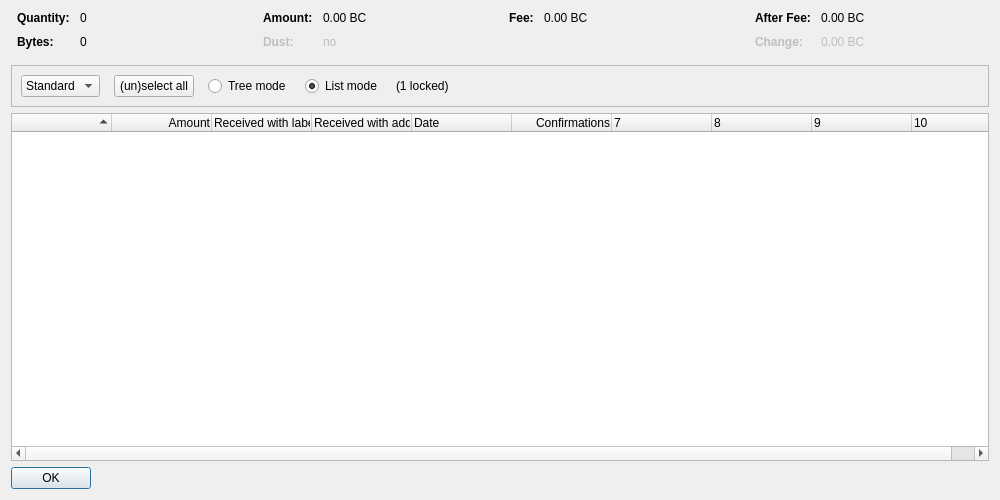
Before: the Qt Designer form src/qt/forms/coincontroldialog.ui in Bitcoin-Confidential/BitcoinC-Core, drawn with Qt 5.
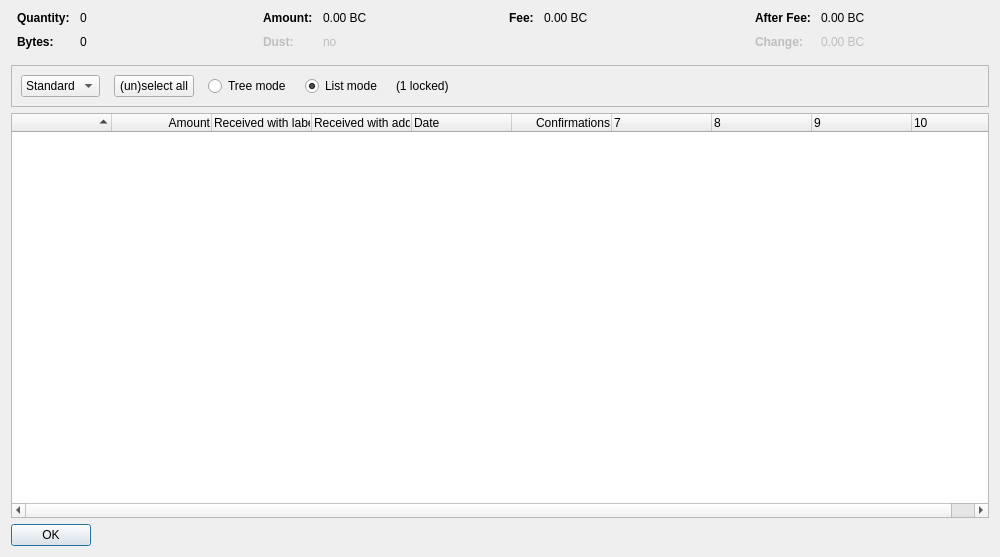
After: the same form once the commit is applied. Custom widgets are drawn as their Qt base class.

```diff
--- a/src/qt/forms/coincontroldialog.ui
+++ b/src/qt/forms/coincontroldialog.ui
@@ -7,7 +7,7 @@
     <x>0</x>
     <y>0</y>
     <width>1000</width>
-    <height>500</height>
+    <height>557</height>
    </rect>
   </property>
   <property name="windowTitle">
@@ -384,6 +384,12 @@
         </item>
         <item>
          <widget class="QLabel" name="labelLocked">
+          <property name="sizePolicy">
+           <sizepolicy hsizetype="Preferred" vsizetype="Maximum">
+            <horstretch>0</horstretch>
+            <verstretch>0</verstretch>
+           </sizepolicy>
+          </property>
           <property name="text">
            <string notr="true">(1 locked)</string>
           </property>
@@ -412,6 +418,12 @@
      <property name="contextMenuPolicy">
       <enum>Qt::CustomContextMenu</enum>
      </property>
+     <property name="lineWidth">
+      <number>1</number>
+     </property>
+     <property name="sizeAdjustPolicy">
+      <enum>QAbstractScrollArea::AdjustToContents</enum>
+     </property>
      <property name="sortingEnabled">
       <bool>false</bool>
      </property>
```
Left out of the diff: 17 changed lines with no effect on the pictures.
